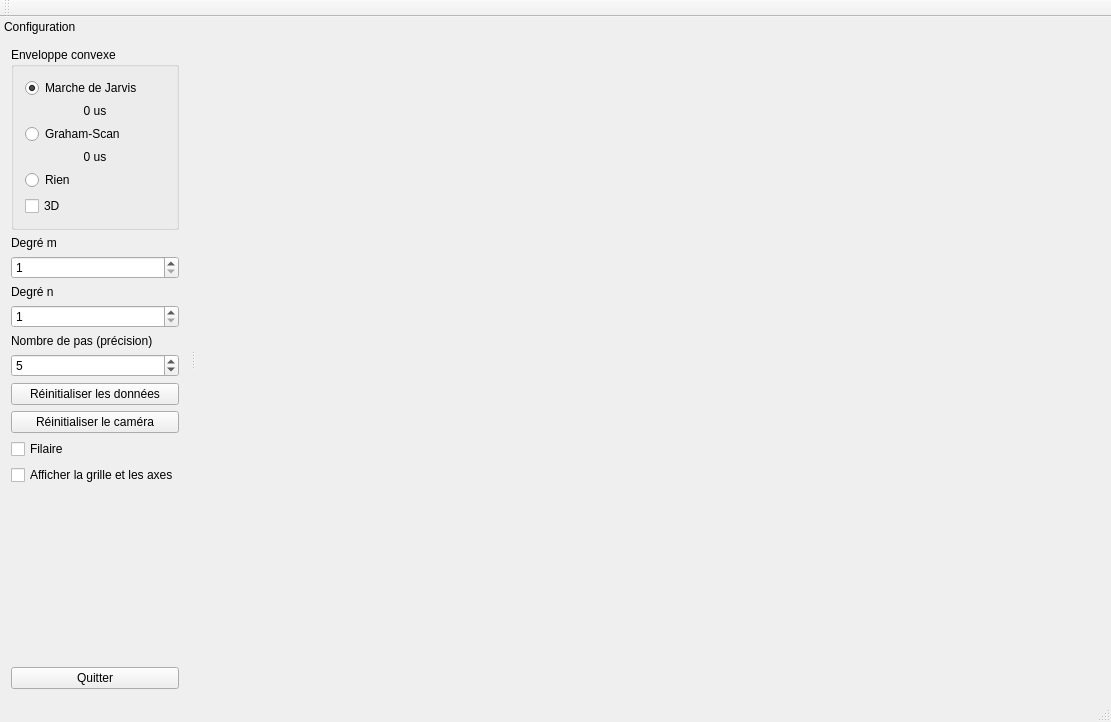
Before: the Qt Designer form Maths5ABezierQuaternions/form/maths5a_bezierquaternions.ui in PrLayton/BezierSurfacesAndQuaternions, drawn with Qt 5.
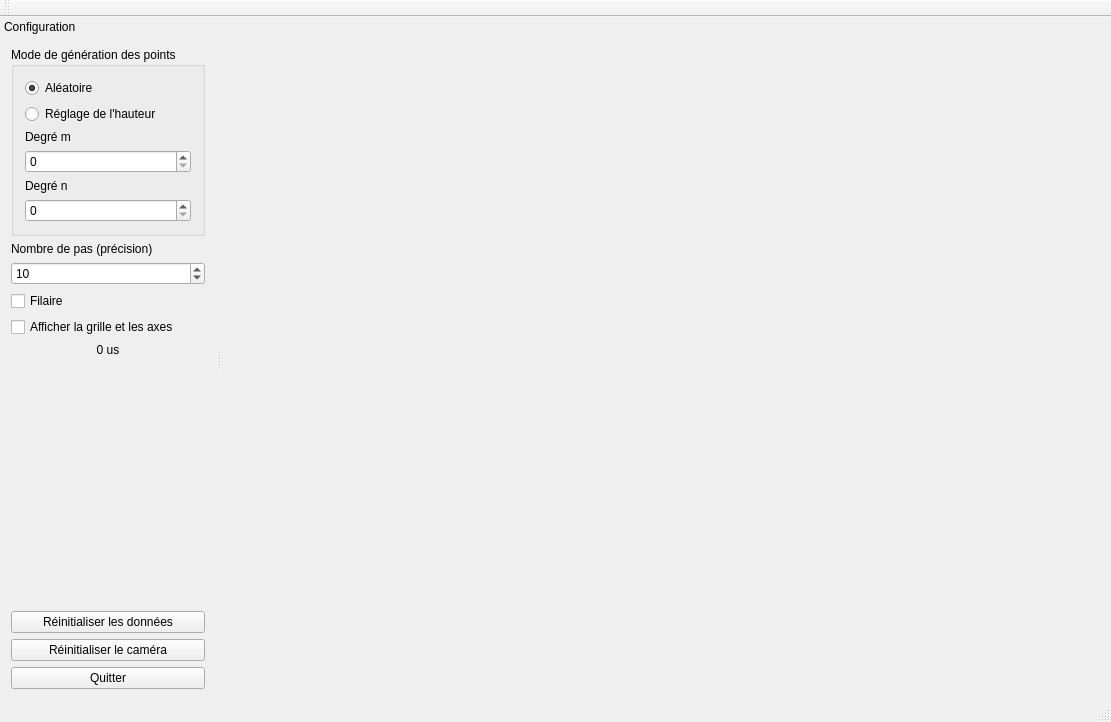
After: the same form once the commit is applied.

Commit message: Fixer l'algo. Ajouter des options dans l'UI. Supprimer des codes inutiles.

What changed in the file:
```diff
--- a/Maths5ABezierQuaternions/form/maths5a_bezierquaternions.ui
+++ b/Maths5ABezierQuaternions/form/maths5a_bezierquaternions.ui
@@ -54,13 +54,13 @@
      <item>
       <widget class="QGroupBox" name="groupEnvelop">
        <property name="title">
-        <string>Enveloppe convexe</string>
+        <string>Mode de génération des points</string>
        </property>
        <layout class="QVBoxLayout" name="verticalLayout_3">
         <item>
          <widget class="QRadioButton" name="rbJarvis">
           <property name="text">
-           <string>Marche de Jarvis</string>
+           <string>Aléatoire</string>
           </property>
           <property name="checked">
            <bool>true</bool>
@@ -68,89 +68,55 @@
          </widget>
         </item>
         <item>
-         <widget class="QLabel" name="laTimeJarvis">
+         <widget class="QRadioButton" name="rbAdjust">
           <property name="text">
-           <string>0 us</string>
+           <string>Réglage de l'hauteur</string>
           </property>
-          <property name="alignment">
-           <set>Qt::AlignCenter</set>
-          </property>
          </widget>
         </item>
         <item>
-         <widget class="QRadioButton" name="rbGrahamScan">
+         <widget class="QLabel" name="laHorizontal">
           <property name="text">
-           <string>Graham-Scan</string>
+           <string>Degré m</string>
           </property>
          </widget>
         </item>
         <item>
-         <widget class="QLabel" name="laTimeGraham">
-          <property name="text">
-           <string>0 us</string>
+         <widget class="QSpinBox" name="spinHori">
+          <property name="minimum">
+           <number>0</number>
           </property>
-          <property name="alignment">
-           <set>Qt::AlignCenter</set>
+          <property name="maximum">
+           <number>20</number>
           </property>
+          <property name="value">
+           <number>0</number>
+          </property>
          </widget>
         </item>
         <item>
-         <widget class="QRadioButton" name="rbNoneEnv">
+         <widget class="QLabel" name="laVertical">
           <property name="text">
-           <string>Rien</string>
+           <string>Degré n</string>
           </property>
-          <property name="checked">
-           <bool>false</bool>
-          </property>
          </widget>
         </item>
         <item>
-         <widget class="QCheckBox" name="cbShowEnvelop3D">
-          <property name="text">
-           <string>3D</string>
+         <widget class="QSpinBox" name="spinVerti">
+          <property name="minimum">
+           <number>0</number>
+          </property>
+          <property name="maximum">
+           <number>20</number>
+          </property>
+          <property name="value">
+           <number>0</number>
           </property>
          </widget>
         </item>
        </layout>
       </widget>
      </item>
-     <item>
-      <widget class="QLabel" name="laHorizontal">
-       <property name="text">
-        <string>Degré m</string>
-       </property>
-      </widget>
-     </item>
-     <item>
-      <widget class="QSpinBox" name="spinHori">
-       <property name="minimum">
-        <number>1</number>
-       </property>
-       <property name="maximum">
-        <number>20</number>
-       </property>
-       <property name="value">
-        <number>1</number>
-       </property>
-      </widget>
-     </item>
-     <item>
-      <widget class="QLabel" name="laVertical">
-       <property name="text">
-        <string>Degré n</string>
-       </property>
-      </widget>
-     </item>
-     <item>
-      <widget class="QSpinBox" name="spinVerti">
-       <property name="minimum">
-        <number>1</number>
-       </property>
-       <property name="maximum">
-        <number>20</number>
-       </property>
-      </widget>
-     </item>
      <item>
       <widget class="QLabel" name="laPrecision">
        <property name="text">
@@ -167,24 +133,7 @@
         <number>1000</number>
        </property>
        <property name="value">
-        <number>5</number>
-       </property>
-      </widget>
-     </item>
-     <item>
-      <widget class="QPushButton" name="bResetData">
-       <property name="text">
-        <string>Réinitialiser les données</string>
-       </property>
-      </widget>
-     </item>
-     <item>
-      <widget class="QPushButton" name="bResetCam">
-       <property name="text">
-        <string>Réinitialiser le caméra</string>
-       </property>
-       <property name="checkable">
-        <bool>false</bool>
+        <number>10</number>
        </property>
       </widget>
      </item>
@@ -202,6 +151,16 @@
        </property>
       </widget>
      </item>
+     <item>
+      <widget class="QLabel" name="laTimeCalcSurface">
+       <property name="text">
+        <string>0 us</string>
+       </property>
+       <property name="alignment">
+        <set>Qt::AlignCenter</set>
+       </property>
+      </widget>
+     </item>
      <item>
       <spacer name="verticalSpacer">
        <property name="orientation">
@@ -215,6 +174,23 @@
        </property>
       </spacer>
      </item>
+     <item>
+      <widget class="QPushButton" name="bResetData">
+       <property name="text">
+        <string>Réinitialiser les données</string>
+       </property>
+      </widget>
+     </item>
+     <item>
+      <widget class="QPushButton" name="bResetCam">
+       <property name="text">
+        <string>Réinitialiser le caméra</string>
+       </property>
+       <property name="checkable">
+        <bool>false</bool>
+       </property>
+      </widget>
+     </item>
      <item>
       <widget class="QPushButton" name="bQuit">
        <property name="text">
```
Left out of the diff: 2 changed lines with no effect on the pictures. The commit also changes 6 other files.
